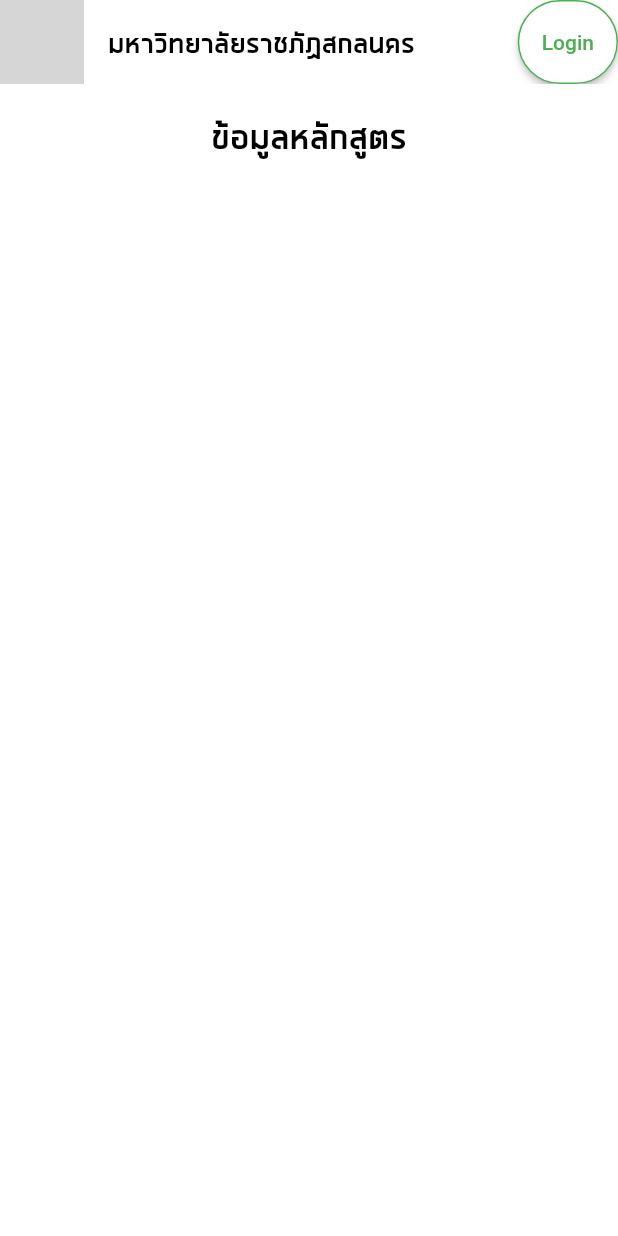
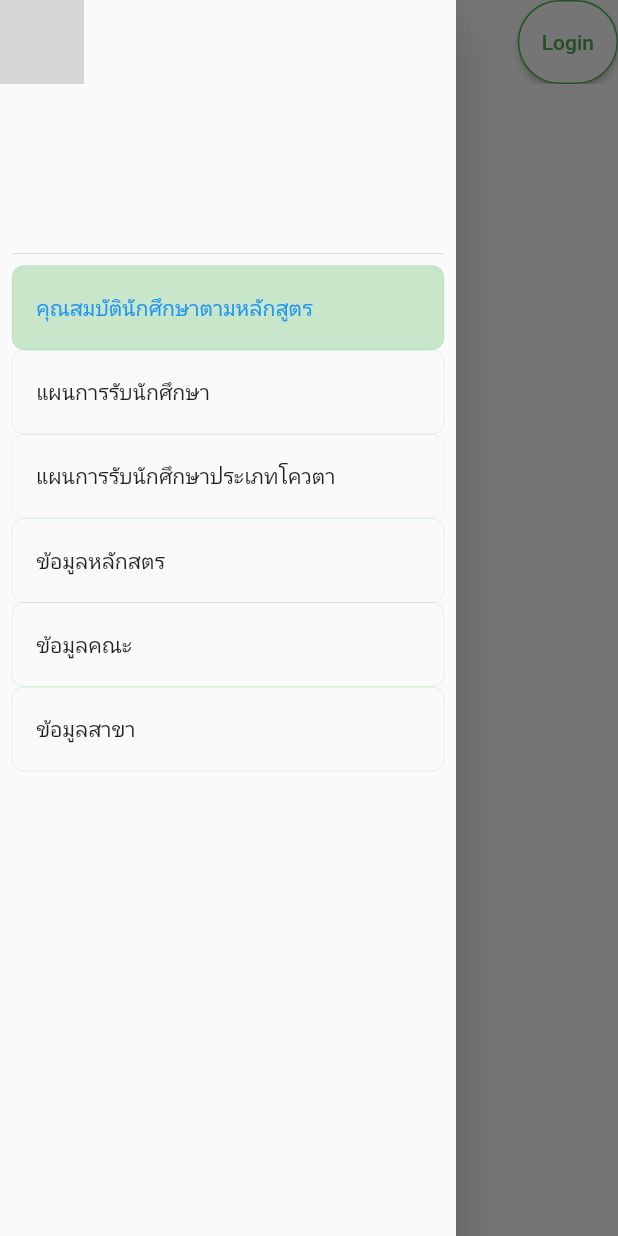
Before and after one commit to billowdev/student-admission-plan-client, a Flutter app: the CourseInformation screen opened directly, with the side drawer open (before the commit the screen has no drawer), on a phone screen of 412 x 824 dp. Run offline on Flutter 3.47's test engine with Material 2 defaults, Android fonts, the phone set to English and light mode, and no system bars; project files that could hold a hidden picture were left out; grey boxes are pictures that could not be loaded.

Commit message:
Create Drawer

```diff
--- /dev/null
+++ b/sapms_app/lib/pages/drawers/drawer.dart
@@ -0,0 +1,109 @@
+import 'package:flutter/material.dart';
+import 'package:project/pages/main_menu/course_information.dart';
+import 'package:project/pages/main_menu/major_information.dart';
+
+class DrawerMenu extends StatefulWidget {
+  const DrawerMenu({super.key});
+
+  @override
+  _DrawerMenuState createState() => _DrawerMenuState();
+}
+
+class _DrawerMenuState extends State<DrawerMenu> {
+  int _selectedIndex = 0;
+
+  void _onItemTap(int index) {
+    setState(() {
+      _selectedIndex = index;
+    });
+  }
+
+  @override
+  Widget build(BuildContext context) {
+    return Drawer(
+        child: ListView(padding: const EdgeInsets.all(8.0), children: <Widget>[
+      const DrawerHeader(
+        child: Text('เมนู'),
+      ),
+      ListTile(
+        title: const Text('คุณสมบัตินักศึกษาตามหลักสูตร'),
+        selected: _selectedIndex == 0,
+        selectedTileColor: Colors.green[100],
+        shape: RoundedRectangleBorder(
+          borderRadius: BorderRadius.circular(8.0), // Set rounded corners
+          side: const BorderSide(color: Colors.green, width: 0.1),
+        ),
+        onTap: () {
+          _onItemTap(0);
+        },
+      ),
+      ListTile(
+        title: const Text('แผนการรับนักศึกษา'),
+        selected: _selectedIndex == 1,
+        selectedTileColor: Colors.green[100],
+        shape: RoundedRectangleBorder(
+          borderRadius: BorderRadius.circular(8.0), // Set rounded corners
+          side: const BorderSide(color: Colors.green, width: 0.1),
+        ),
+        onTap: () {
+          _onItemTap(1);
+        },
+      ),
+      ListTile(
+        title: const Text('แผนการรับนักศึกษาประเภทโควตา'),
+        selected: _selectedIndex == 2,
+        selectedTileColor: Colors.green[100],
+        shape: RoundedRectangleBorder(
+          borderRadius: BorderRadius.circular(8.0), // Set rounded corners
+          side: const BorderSide(color: Colors.green, width: 0.05),
+        ),
+        onTap: () {
+          _onItemTap(2);
+        },
+      ),
+      ListTile(
+        title: const Text('ข้อมูลหลักสตร'),
+        selected: _selectedIndex == 3,
+        selectedTileColor: Colors.green[100],
+        shape: RoundedRectangleBorder(
+          borderRadius: BorderRadius.circular(8.0), // Set rounded corners
+          side: const BorderSide(color: Colors.green, width: 0.1),
+        ),
+        onTap: () {
+          Navigator.pop(
+              context,
+              MaterialPageRoute(
+                  builder: (context) => const CourseInformation()));
+          _onItemTap(3);
+        },
+      ),
+      ListTile(
+        title: const Text('ข้อมูลคณะ'),
+        selected: _selectedIndex == 4,
+        selectedTileColor: Colors.green[100],
+        shape: RoundedRectangleBorder(
+          borderRadius: BorderRadius.circular(8.0), // Set rounded corners
+          side: const BorderSide(color: Colors.green, width: 0.1),
+        ),
+        onTap: () {
+          _onItemTap(4);
+        },
+      ),
+      ListTile(
+        title: const Text('ข้อมูลสาขา'),
+        selected: _selectedIndex == 5,
+        selectedTileColor: Colors.green[100],
+        shape: RoundedRectangleBorder(
+            borderRadius: BorderRadius.circular(8.0), // Set rounded corners
+            side: const BorderSide(color: Colors.green, width: 0.1)),
+        onTap: () {
+          Navigator.pop(
+              context,
+              MaterialPageRoute(
+                  builder: (context) => const MajorInformation()));
+          _onItemTap(5);
+        },
+      )
+    ]));
+  }
+}
--- a/sapms_app/lib/course_information.dart
+++ b/sapms_app/lib/pages/main_menu/course_information.dart
@@ -1,6 +1,6 @@
 import 'package:flutter/material.dart';
-import 'package:project/pages/main_menu/widgets/appbar.dart';
-import 'package:project/pages/main_menu/widgets/navbar.dart';
+import 'package:project/pages/drawers/drawer.dart';
+
 
 class CourseInformation extends StatefulWidget {
   const CourseInformation({super.key});
@@ -58,6 +58,7 @@ class _CourseInformationState extends State<CourseInformation> {
           ],
         ),
       ),
+      drawer:const DrawerMenu(),
     );
   }
 }
```
Also changed, not shown: sapms_app/lib/pages/main_menu/major_information.dart (added, +64 -0 lines), sapms_app/lib/pages/main_menu/widgets/course_information_button_widget.dart (+12 -9 lines), sapms_app/lib/pages/main_menu/widgets/faculty_information_button_widget.dart (+7 -1 lines), sapms_app/lib/pages/main_menu/widgets/major_information_button_widget.dart (+15 -2 lines), sapms_app/lib/pages/main_menu/widgets/navbar.dart (+25 -35 lines), sapms_app/lib/pages/main_menu/widgets/receiving_plan_quota_button_widget.dart (+8 -2 lines), sapms_app/lib/pages/main_menu/widgets/recieving_plan_button_widget.dart (+7 -1 lines), sapms_app/lib/pages/main_menu/widgets/student_qualification_button_widget.dart (+8 -1 lines), sapms_app/lib/pages/main_menu/home.dart (renamed from sapms_app/lib/home.dart), sapms_app/lib/pages/main_menu/main.dart (renamed from sapms_app/lib/main.dart), sapms_app/lib/pages/main_menu/receivingplan.dart (renamed from sapms_app/lib/receivingplan.dart), sapms_app/pubspec.lock, 1 other file.
